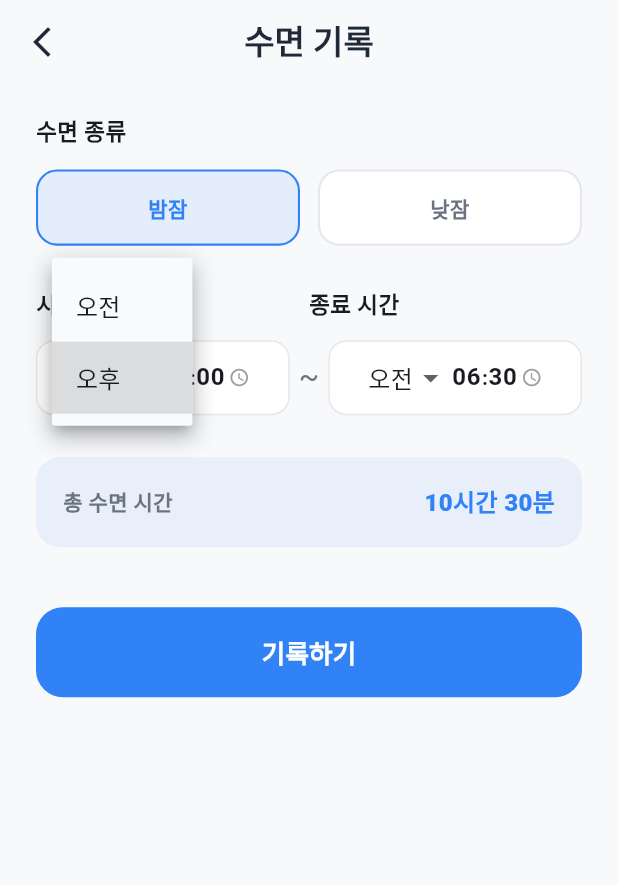
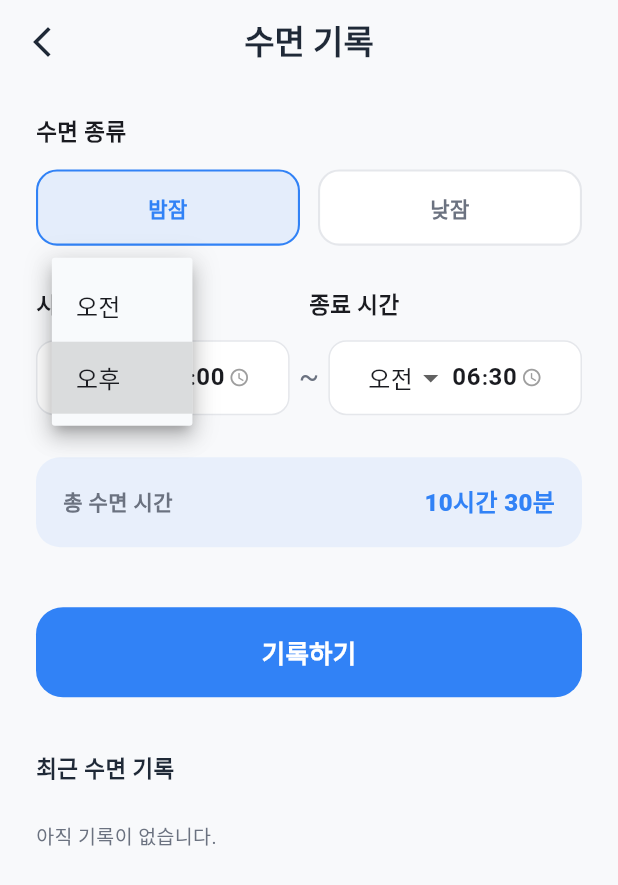
Before and after one commit to 2skyy/BabySence, a Flutter app: the SleepRecordPage screen opened directly, after a tap on "오후", on a phone screen of 412 x 824 dp. Shown: the top 885 px of the screen. Run offline on Flutter 3.47's test engine with Material 3 defaults, Android fonts, the phone set to English and light mode, and no system bars; our stand-ins replace audioplayers, dio, firebase_core, fl_chart, flutter_local_notifications, image_picker and 2 more; missing offline and left inert: file_selector, flutter_background_service, noise_meter; accounts and stored records are empty.

Commit message:
feat: 기록 이력 조회 추가 (수유·배변·수면)
저장은 되지만 볼 수가 없어서, 사용자 입장에서는 입력한 기록이 사라진 것처럼
보였다. 각 화면 아래에 최근 20건 목록과 삭제를 붙였다.

네 화면이 같은 모양을 쓰므로 목록 위젯을 widgets/record_history.dart 한 곳에
모았다. 로딩·오류·빈 상태·삭제를 모두 처리하며, 성장 기록 화면의 이력 목록과
같은 구성이다.

저장 후 화면을 닫지 않도록 바꿨다. 이전에는 Navigator.pop으로 나갔는데, 방금
저장한 기록이 아래 목록에 바로 보이는 것이 이번 작업의 목적이다.

모델은 화면에 보여줄 요약까지 각자 만든다.
- FeedingRecord: '분유 · 160ml', 모유(직수)는 수량 없이 '모유(직수)'
- DiaperRecord: '대변 · 녹변', 소변은 '소변'
- SleepRecord: '밤잠 · 9시간 30분'. 수면 시간은 저장하지 않고 조회 시 계산한다
  (스키마 설계를 따름). ended_at이 null이면 '측정 중' — 소음 측정으로 만들어진
  뒤 아직 중지하지 않은 행이다.

SleepNoiseStats도 함께 넣었다. 한 수면 구간의 소음 로그에서 평균·최대를 구한다.
Supabase REST로는 avg/max 집계를 바로 쓸 수 없고 한 구간의 로그가 많아도 수천
건이라 클라이언트에서 계산한다.

formatRecordTime은 오늘이면 날짜를 생략한다. hour % 12가 0이 되는 경계(자정·정오)를
오전/오후 12시로 표기하는 부분을 테스트로 고정했다.

Co-Authored-By: Claude Opus 5 <noreply@anthropic.com>

```diff
--- a/lib/features/detail/sleep_record_page.dart
+++ b/lib/features/detail/sleep_record_page.dart
@@ -4,6 +4,7 @@ import '../../core/constants/app_colors.dart';
 import '../../core/services/baby_service.dart';
 import '../../core/services/noise_tracker.dart' show SleepType;
 import 'sleep_record_service.dart';
+import 'widgets/record_history.dart';
 
 class SleepRecordPage extends StatefulWidget {
   const SleepRecordPage({super.key});
@@ -35,6 +36,48 @@ class _SleepRecordPageState extends State<SleepRecordPage> {
     startMinuteController.addListener(() => setState(() {}));
     endHourController.addListener(() => setState(() {}));
     endMinuteController.addListener(() => setState(() {}));
+    _loadHistory();
+  }
+
+  Baby? _baby;
+  List<SleepRecord> _records = [];
+  bool _loadingHistory = true;
+  String? _historyError;
+
+  Future<void> _loadHistory() async {
+    setState(() {
+      _loadingHistory = true;
+      _historyError = null;
+    });
+
+    try {
+      final baby = await BabyService.loadCurrent();
+      final records = baby == null
+          ? <SleepRecord>[]
+          : await SleepRecordService.loadRecent(baby.id);
+
+      if (!mounted) return;
+      setState(() {
+        _baby = baby;
+        _records = records;
+        _loadingHistory = false;
+      });
+    } catch (e) {
+      if (!mounted) return;
+      setState(() {
+        _historyError = '기록을 불러오지 못했습니다.\n$e';
+        _loadingHistory = false;
+      });
+    }
+  }
+
+  Future<void> _deleteRecord(String id) async {
+    try {
+      await SleepRecordService.delete(id);
+      await _loadHistory();
+    } catch (e) {
+      _showMessage('삭제하지 못했습니다. $e');
+    }
   }
 
   @override
@@ -81,7 +124,8 @@ class _SleepRecordPageState extends State<SleepRecordPage> {
 
     setState(() => isSaving = true);
     try {
-      final baby = await BabyService.loadCurrent();
+      // 이력을 불러올 때 이미 조회했으므로 재사용합니다.
+      final baby = _baby ?? await BabyService.loadCurrent();
       if (baby == null) {
         _showMessage('먼저 아이 정보를 등록해주세요.');
         return;
@@ -96,7 +140,8 @@ class _SleepRecordPageState extends State<SleepRecordPage> {
 
       if (!mounted) return;
       _showMessage('수면 기록을 저장했습니다.');
-      Navigator.pop(context);
+      // 화면을 닫지 않고 아래 이력에 바로 보여줍니다.
+      await _loadHistory();
     } catch (e) {
       _showMessage('저장하지 못했습니다. $e');
     } finally {
@@ -286,6 +331,22 @@ class _SleepRecordPageState extends State<SleepRecordPage> {
                   ),
                 ),
               ),
+              const SizedBox(height: 36),
+              RecordHistorySection(
+                title: '최근 수면 기록',
+                loading: _loadingHistory,
+                error: _historyError,
+                onRetry: _loadHistory,
+                onDelete: _deleteRecord,
+                entries: [
+                  for (final r in _records)
+                    RecordHistoryEntry(
+                      id: r.id,
+                      title: formatRecordTime(r.startedAt),
+                      subtitle: r.summary,
+                    ),
+                ],
+              ),
             ],
           ),
         ),
--- a/lib/features/detail/sleep_record_service.dart
+++ b/lib/features/detail/sleep_record_service.dart
@@ -6,8 +6,115 @@ import '../../core/services/noise_tracker.dart' show SleepType;
 ///
 /// 소음 측정 중에 만들어지는 수면 기록은 [NoiseTracker]가 직접 다룹니다.
 /// 이 서비스는 사용자가 시각을 직접 입력해 남기는 경우를 담당합니다.
+/// sleep_records 테이블의 한 행.
+class SleepRecord {
+  final String id;
+  final SleepType type;
+  final DateTime startedAt;
+
+  /// null이면 측정이 아직 진행 중입니다(소음 측정으로 만들어진 행).
+  final DateTime? endedAt;
+
+  const SleepRecord({
+    required this.id,
+    required this.type,
+    required this.startedAt,
+    this.endedAt,
+  });
+
+  factory SleepRecord.fromMap(Map<String, dynamic> map) {
+    final ended = map['ended_at'] as String?;
+    return SleepRecord(
+      id: map['id'] as String,
+      type: SleepType.values.byName(map['sleep_type'] as String),
+      startedAt: DateTime.parse(map['started_at'] as String).toLocal(),
+      endedAt: ended == null ? null : DateTime.parse(ended).toLocal(),
+    );
+  }
+
+  /// 수면 시간. 스키마 설계대로 저장하지 않고 조회 시 계산합니다.
+  Duration? get duration => endedAt?.difference(startedAt);
+
+  /// 이력 목록에 보여줄 요약.
+  String get summary {
+    final d = duration;
+    if (d == null) return '${type.label} · 측정 중';
+    return '${type.label} · ${d.inHours}시간 ${d.inMinutes % 60}분';
+  }
+}
+
+/// 한 수면 구간의 소음 통계. WHO 기준과 비교하기 위한 값입니다.
+class SleepNoiseStats {
+  /// 구간 평균 데시벨. WHO의 LAeq에 대응합니다.
+  final double averageDb;
+
+  /// 구간 최대 데시벨. WHO의 LAmax에 대응합니다.
+  final double maxDb;
+
+  final int sampleCount;
+
+  const SleepNoiseStats({
+    required this.averageDb,
+    required this.maxDb,
+    required this.sampleCount,
+  });
+
+  static const empty =
+      SleepNoiseStats(averageDb: 0, maxDb: 0, sampleCount: 0);
+
+  /// 로그 행들에서 통계를 계산합니다.
+  ///
+  /// 집계를 앱에서 하는 이유: Supabase REST로는 avg/max 집계를 바로 쓸 수 없고,
+  /// 한 수면 구간의 로그는 많아도 수천 건이라 클라이언트에서 계산해도 충분합니다.
+  factory SleepNoiseStats.fromDecibels(List<double> decibels) {
+    if (decibels.isEmpty) return empty;
+
+    var sum = 0.0;
+    var max = decibels.first;
+    for (final d in decibels) {
+      sum += d;
+      if (d > max) max = d;
+    }
+
+    return SleepNoiseStats(
+      averageDb: sum / decibels.length,
+      maxDb: max,
+      sampleCount: decibels.length,
+    );
+  }
+}
+
 class SleepRecordService {
   static SupabaseClient get _client => Supabase.instance.client;
+
+  /// 한 수면 구간에 쌓인 소음 로그의 평균·최대를 구합니다.
+  static Future<SleepNoiseStats> loadNoiseStats(String sleepRecordId) async {
+    final rows = await _client
+        .from('sleep_noise_logs')
+        .select('decibel')
+        .eq('sleep_record_id', sleepRecordId);
+
+    return SleepNoiseStats.fromDecibels([
+      for (final row in rows) (row['decibel'] as num).toDouble(),
+    ]);
+  }
+
+  static Future<List<SleepRecord>> loadRecent(String babyId,
+      {int limit = 20}) async {
+    final rows = await _client
+        .from('sleep_records')
+        .select()
+        .eq('baby_id', babyId)
+        .order('started_at', ascending: false)
+        .limit(limit);
+
+    return rows.map(SleepRecord.fromMap).toList();
+  }
+
+  static Future<void> delete(String id) async {
+    // sleep_noise_logs는 ON DELETE CASCADE라 함께 지워집니다.
+    await _client.from('sleep_records').delete().eq('id', id);
+  }
 
   /// 자정을 넘긴 수면을 보정합니다.
   ///
--- /dev/null
+++ b/lib/features/detail/widgets/record_history.dart
@@ -0,0 +1,168 @@
+import 'package:flutter/material.dart';
+
+/// 기록 이력 목록의 한 줄.
+class RecordHistoryEntry {
+  /// 삭제에 사용할 행 id.
+  final String id;
+
+  /// 첫 줄. 보통 시각입니다.
+  final String title;
+
+  /// 둘째 줄. 기록 내용입니다.
+  final String subtitle;
+
+  const RecordHistoryEntry({
+    required this.id,
+    required this.title,
+    required this.subtitle,
+  });
+}
+
+/// 기록 화면 아래에 붙는 이력 목록.
+///
+/// 수유·배변·수면·체온 네 화면이 같은 모양을 쓰므로 한 곳에 모았습니다.
+/// 성장 기록 화면의 이력 목록과 같은 구성입니다.
+class RecordHistorySection extends StatelessWidget {
+  final String title;
+  final bool loading;
+  final String? error;
+  final List<RecordHistoryEntry> entries;
+
+  /// 오류 후 다시 시도. null이면 버튼을 숨깁니다.
+  final Future<void> Function()? onRetry;
+
+  /// 한 줄을 삭제. null이면 삭제 버튼을 숨깁니다.
+  final Future<void> Function(String id)? onDelete;
+
+  /// 비어 있을 때 보여줄 문구.
+  final String emptyText;
+
+  const RecordHistorySection({
+    super.key,
+    required this.title,
+    required this.entries,
+    this.loading = false,
+    this.error,
+    this.onRetry,
+    this.onDelete,
+    this.emptyText = '아직 기록이 없습니다.',
+  });
+
+  static const Color _textColor = Color(0xFF1F2937);
+  static const Color _secondaryTextColor = Color(0xFF6B7280);
+  static const Color _borderColor = Color(0xFFE5E7EB);
+
+  @override
+  Widget build(BuildContext context) {
+    return Column(
+      crossAxisAlignment: CrossAxisAlignment.start,
+      children: [
+        Text(
+          title,
+          style: const TextStyle(
+            fontSize: 15,
+            fontWeight: FontWeight.w700,
+            color: _textColor,
+          ),
+        ),
+        const SizedBox(height: 12),
+        if (loading)
+          const Padding(
+            padding: EdgeInsets.symmetric(vertical: 20),
+            child: Center(child: CircularProgressIndicator()),
+          )
+        else if (error != null)
+          Padding(
+            padding: const EdgeInsets.symmetric(vertical: 12),
+            child: Column(
+              crossAxisAlignment: CrossAxisAlignment.start,
+              children: [
+                Text(
+                  error!,
+                  style: const TextStyle(color: _secondaryTextColor, fontSize: 13),
+                ),
+                if (onRetry != null)
+                  TextButton(
+                    onPressed: () => onRetry!(),
+                    child: const Text('다시 시도'),
+                  ),
+              ],
+            ),
+          )
+        else if (entries.isEmpty)
+          Padding(
+            padding: const EdgeInsets.symmetric(vertical: 12),
+            child: Text(
+              emptyText,
+              style: const TextStyle(color: _secondaryTextColor, fontSize: 13),
+            ),
+          )
+        else
+          ...entries.map(_buildTile),
+      ],
+    );
+  }
+
+  Widget _buildTile(RecordHistoryEntry entry) {
+    return Container(
+      margin: const EdgeInsets.only(bottom: 10),
+      padding: const EdgeInsets.symmetric(horizontal: 16, vertical: 12),
+      decoration: BoxDecoration(
+        color: Colors.white,
+        borderRadius: BorderRadius.circular(14),
+        border: Border.all(color: _borderColor),
+      ),
+      child: Row(
+        children: [
+          Expanded(
+            child: Column(
+              crossAxisAlignment: CrossAxisAlignment.start,
+              children: [
+                Text(
+                  entry.title,
+                  style: const TextStyle(
+                    fontSize: 14,
+                    fontWeight: FontWeight.w700,
+                    color: _textColor,
+                  ),
+                ),
+                const SizedBox(height: 3),
+                Text(
+                  entry.subtitle,
+                  style: const TextStyle(
+                    fontSize: 13,
+                    color: _secondaryTextColor,
+                  ),
+                ),
+              ],
+            ),
+          ),
+          if (onDelete != null)
+            IconButton(
+              icon: const Icon(Icons.delete_outline, color: _secondaryTextColor),
+              onPressed: () => onDelete!(entry.id),
+            ),
+        ],
+      ),
+    );
+  }
+}
+
+/// 이력 목록의 시각 표기를 한 곳에서 만듭니다.
+///
+/// 오늘이면 시각만, 그 외에는 날짜까지 보여줍니다.
+String formatRecordTime(DateTime at, {DateTime? now}) {
+  final reference = now ?? DateTime.now();
+  final isToday = at.year == reference.year &&
+      at.month == reference.month &&
+      at.day == reference.day;
+
+  final hour = at.hour;
+  final period = hour < 12 ? '오전' : '오후';
+  // 0시는 오전 12시, 13시는 오후 1시로 표기합니다.
+  final hour12 = hour % 12 == 0 ? 12 : hour % 12;
+  final time = '$period $hour12:${at.minute.toString().padLeft(2, '0')}';
+
+  if (isToday) return '오늘 $time';
+  return '${at.month}/${at.day} $time';
+}
```
Also changed, not shown: lib/features/detail/diaper_record_page.dart (+68 -2 lines), lib/features/detail/diaper_record_service.dart (+45 -0 lines), lib/features/detail/feeding_record_page.dart (+69 -2 lines), lib/features/detail/feeding_record_service.dart (+43 -0 lines), 1 other file.
